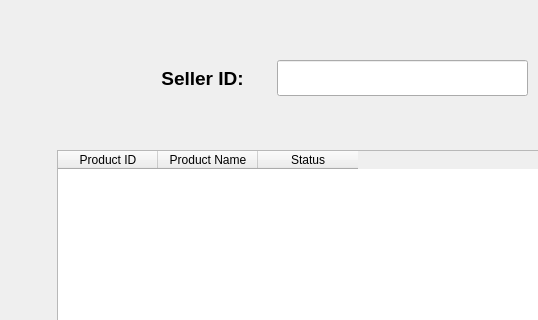
The window that receiveWindow.ui (shubham0298/CounterChain) describes before a commit, drawn with Qt 5; both pictures show x 113 to 651 and y 190 to 510 of the 1000 by 800 pixel window.
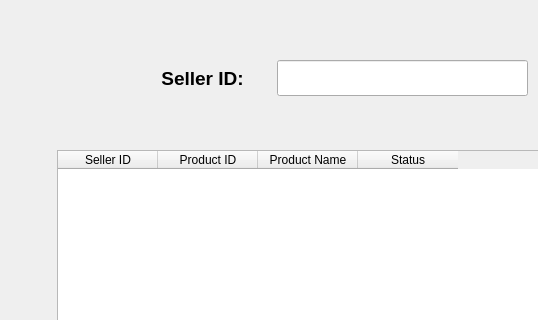
The same window after the commit.

Patch:
```diff
--- a/receiveWindow.ui
+++ b/receiveWindow.ui
@@ -201,6 +201,11 @@
       <verstretch>0</verstretch>
      </sizepolicy>
     </property>
+    <column>
+     <property name="text">
+      <string>Seller ID</string>
+     </property>
+    </column>
     <column>
      <property name="text">
       <string>Product ID</string>
```
